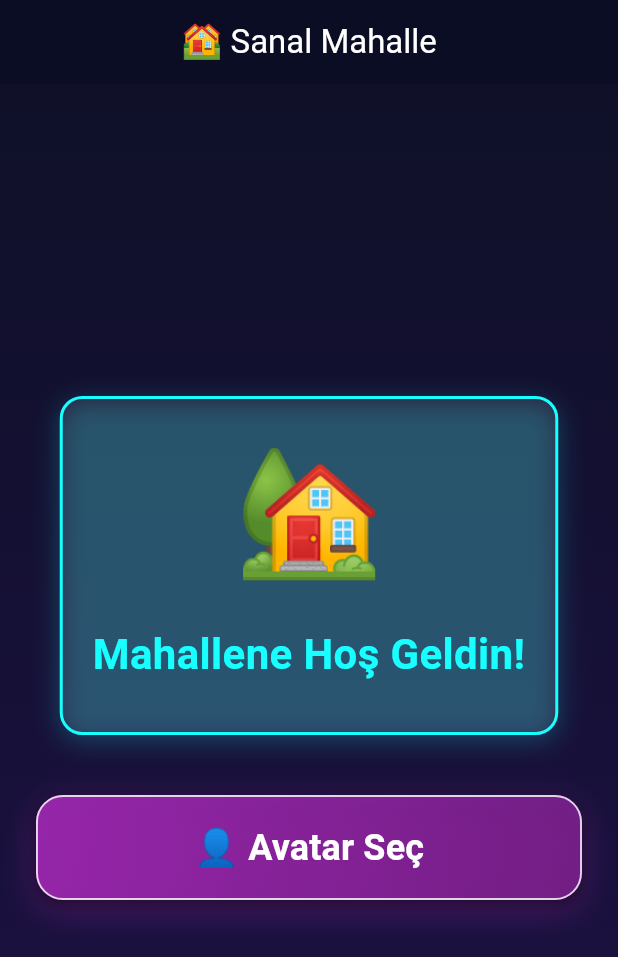
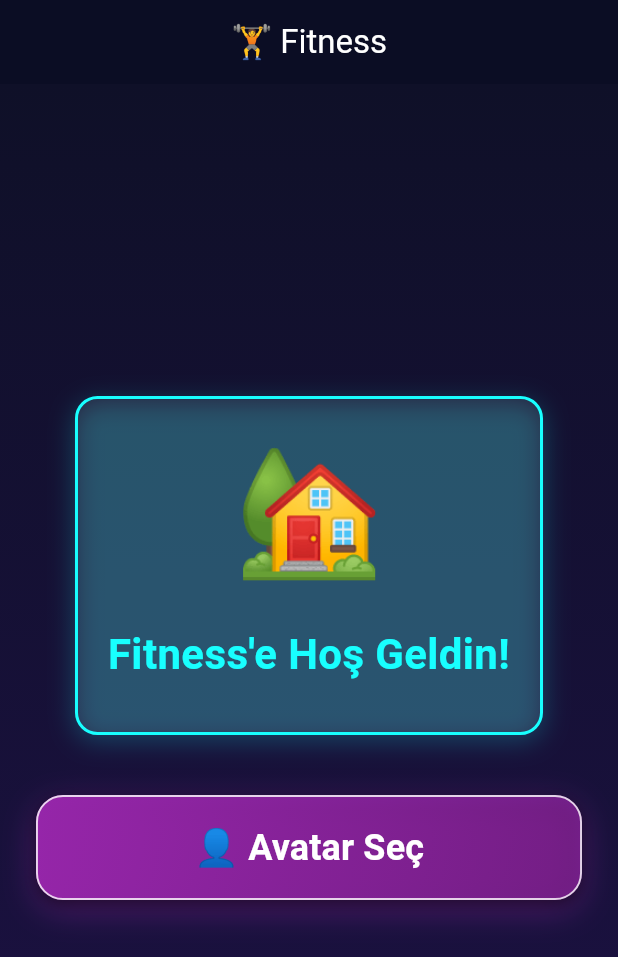
Before and after one commit to Sena1989989/fitness, a Flutter app: the screen it shows after launch, after a tap on "Devam Et ➡️", after a tap on "Başlayalım! 🎮", on a phone screen of 412 x 824 dp. Shown: the top 957 px of the screen. Run offline on Flutter 3.47's test engine with Material 3 defaults, Android fonts, the phone set to English and light mode, and no system bars; Roboto replaces fonts that are missing (Arial).

Commit message:
Rename project to fitness; update UI and Windows resources

```diff
--- a/lib/main.dart
+++ b/lib/main.dart
@@ -16,7 +16,7 @@ class MyApp extends StatelessWidget {
     return ChangeNotifierProvider(
       create: (context) => GameProvider(),
       child: MaterialApp(
-        title: 'Sanal Mahalle',
+        title: 'Fitness',
         debugShowCheckedModeBanner: false,
         theme: AppTheme.buildTheme(),
         home: const HomeScreen(),
--- a/lib/screens/home_screen.dart
+++ b/lib/screens/home_screen.dart
@@ -49,7 +49,7 @@ class _HomeScreenState extends State<HomeScreen> {
     return Scaffold(
       backgroundColor: AppTheme.bgBottom,
       appBar: AppBar(
-        title: const Text('🏘️ Sanal Mahalle'),
+        title: const Text('🏋️ Fitness'),
         backgroundColor: AppTheme.appBar,
         centerTitle: true,
         actions: [
@@ -95,8 +95,8 @@ class _HomeScreenState extends State<HomeScreen> {
                       const SizedBox(height: 16),
                       Text(
                         hasAvatar
-                            ? 'Mahallene Hoş Geldin!'
-                            : 'Mahallene Hoş Geldin!',
+                                ? "Fitness'e Hoş Geldin!"
+                                  : "Fitness'e Hoş Geldin!",
                         style: const TextStyle(
                           fontSize: 28,
                           fontWeight: FontWeight.bold,
--- a/pubspec.yaml
+++ b/pubspec.yaml
@@ -1,4 +1,4 @@
-name: sanal_mahalle
+name: fitness
 description: "A new Flutter project."
 # The following line prevents the package from being accidentally published to
 # pub.dev using `flutter pub publish`. This is preferred for private packages.
```
Also changed, not shown: 3 other files.
